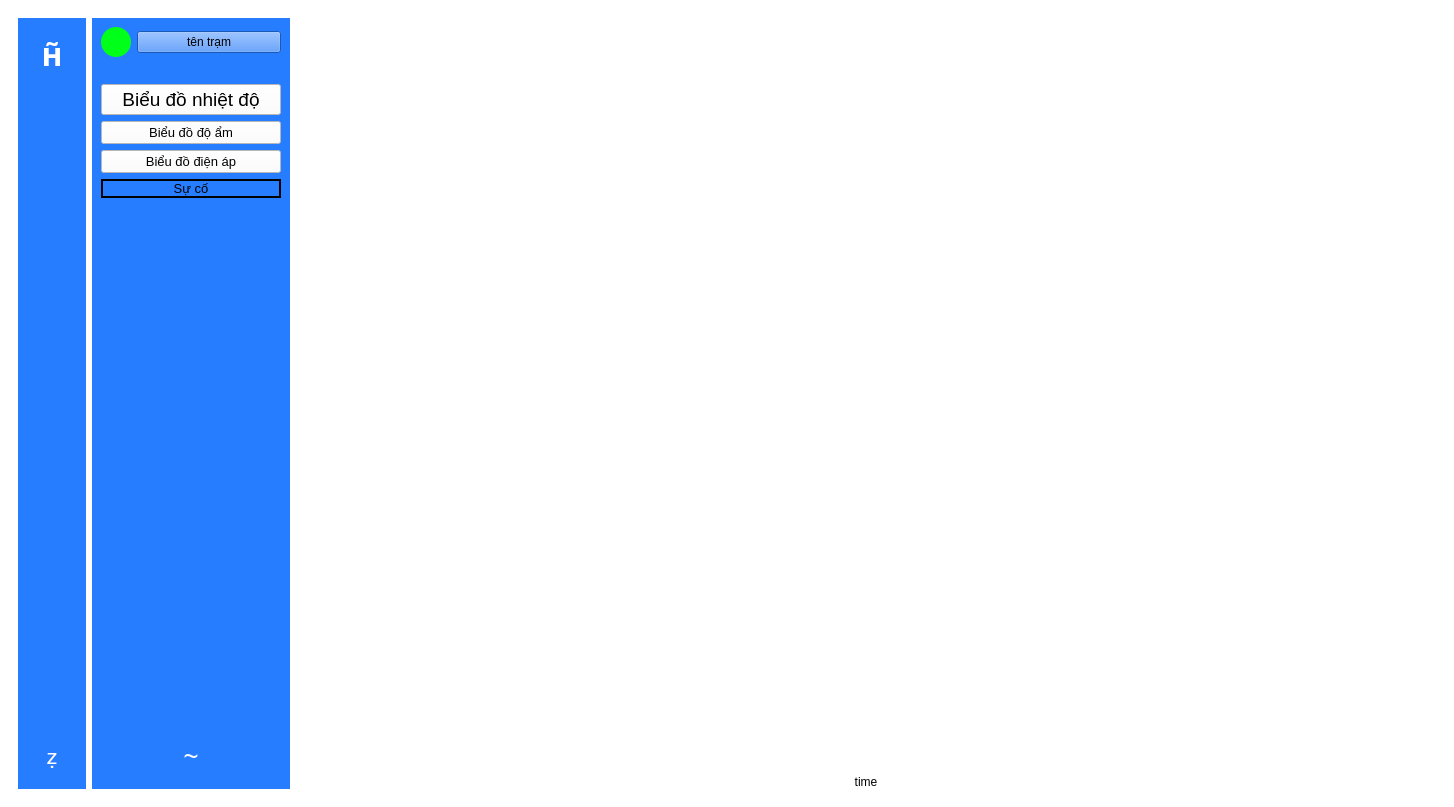
Qt form ui designer/main.ui (dangcute99/De-tai-2024) before a commit.
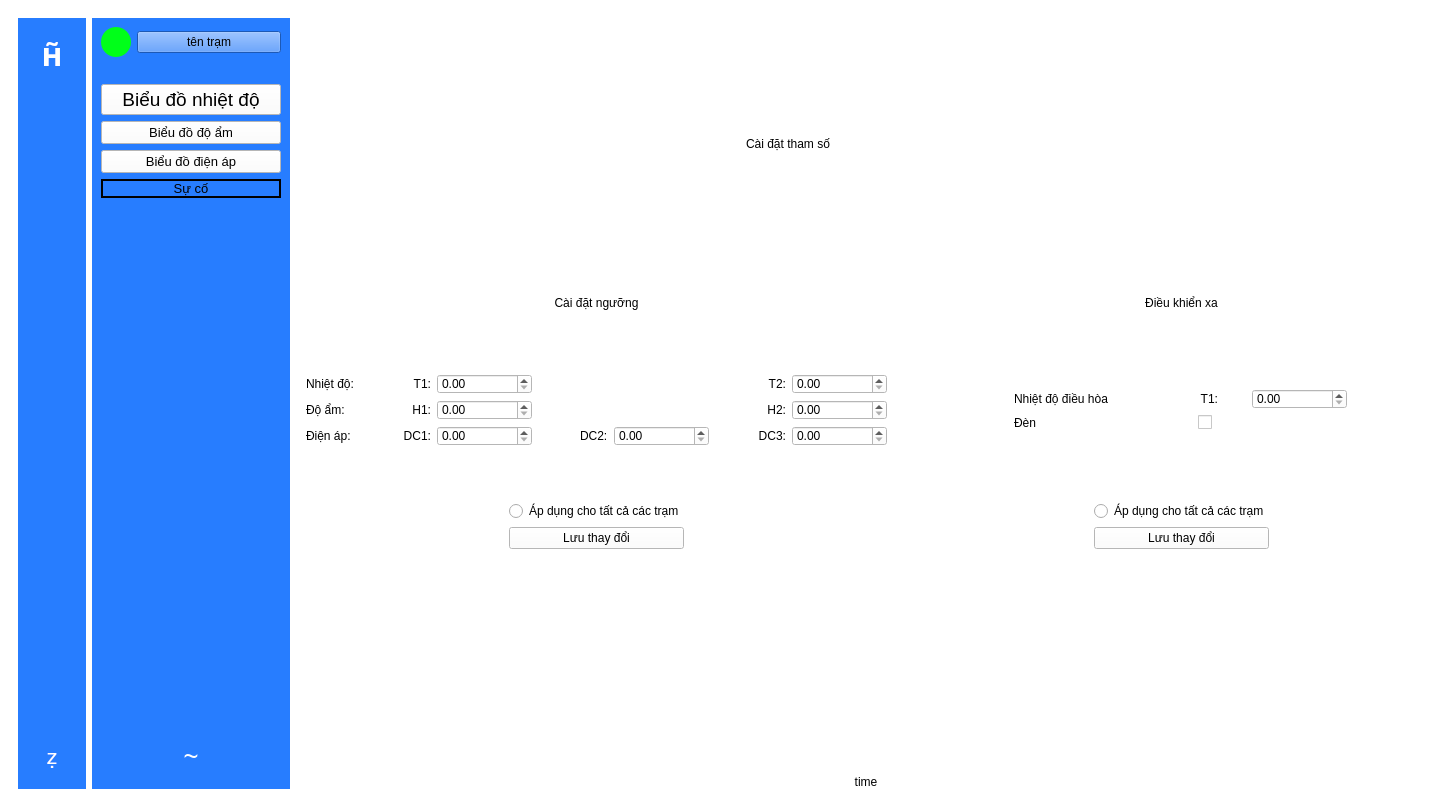
The same form after that commit. The open tabs and pages were chosen to show the change. Icons and pictures are not drawn.

Commit message: new set_json_style

Patch:
```diff
--- a/ui designer/main.ui
+++ b/ui designer/main.ui
@@ -2091,7 +2091,7 @@
 </string>
             </property>
             <property name="currentIndex">
-             <number>1</number>
+             <number>5</number>
             </property>
             <widget class="QWidget" name="chung">
              <widget class="QWidget" name="verticalLayoutWidget">
@@ -2627,6 +2627,559 @@
               </property>
              </widget>
             </widget>
+            <widget class="QWidget" name="caidat">
+             <widget class="QLabel" name="label_8">
+              <property name="geometry">
+               <rect>
+                <x>450</x>
+                <y>100</y>
+                <width>211</width>
+                <height>51</height>
+               </rect>
+              </property>
+              <property name="text">
+               <string>Cài đặt tham số</string>
+              </property>
+             </widget>
+             <widget class="QWidget" name="verticalLayoutWidget_11">
+              <property name="geometry">
+               <rect>
+                <x>10</x>
+                <y>270</y>
+                <width>581</width>
+                <height>261</height>
+               </rect>
+              </property>
+              <layout class="QVBoxLayout" name="verticalLayout_15">
+               <item>
+                <widget class="QLabel" name="label_59">
+                 <property name="minimumSize">
+                  <size>
+                   <width>0</width>
+                   <height>30</height>
+                  </size>
+                 </property>
+                 <property name="layoutDirection">
+                  <enum>Qt::RightToLeft</enum>
+                 </property>
+                 <property name="text">
+                  <string>Cài đặt ngưỡng</string>
+                 </property>
+                 <property name="alignment">
+                  <set>Qt::AlignCenter</set>
+                 </property>
+                </widget>
+               </item>
+               <item>
+                <spacer name="verticalSpacer_8">
+                 <property name="orientation">
+                  <enum>Qt::Vertical</enum>
+                 </property>
+                 <property name="sizeHint" stdset="0">
+                  <size>
+                   <width>20</width>
+                   <height>40</height>
+                  </size>
+                 </property>
+                </spacer>
+               </item>
+               <item>
+                <layout class="QGridLayout" name="gridLayout_4">
+                 <item row="1" column="0">
+                  <widget class="QLabel" name="label_10">
+                   <property name="text">
+                    <string>Độ ẩm:</string>
+                   </property>
+                  </widget>
+                 </item>
+                 <item row="2" column="8">
+                  <widget class="QLabel" name="label_22">
+                   <property name="text">
+                    <string>DC3:</string>
+                   </property>
+                   <property name="alignment">
+                    <set>Qt::AlignRight|Qt::AlignTrailing|Qt::AlignVCenter</set>
+                   </property>
+                  </widget>
+                 </item>
+                 <item row="0" column="3">
+                  <widget class="QDoubleSpinBox" name="doubleSpinBox">
+                   <property name="minimumSize">
+                    <size>
+                     <width>95</width>
+                     <height>20</height>
+                    </size>
+                   </property>
+                   <property name="maximumSize">
+                    <size>
+                     <width>95</width>
+                     <height>20</height>
+                    </size>
+                   </property>
+                   <property name="styleSheet">
+                    <string notr="true">down-button-background-color:red</string>
+                   </property>
+                  </widget>
+                 </item>
+                 <item row="1" column="3">
+                  <widget class="QDoubleSpinBox" name="doubleSpinBox_2">
+                   <property name="minimumSize">
+                    <size>
+                     <width>95</width>
+                     <height>20</height>
+                    </size>
+                   </property>
+                   <property name="maximumSize">
+                    <size>
+                     <width>95</width>
+                     <height>20</height>
+                    </size>
+                   </property>
+                  </widget>
+                 </item>
+                 <item row="2" column="3">
+                  <widget class="QDoubleSpinBox" name="doubleSpinBox_3">
+                   <property name="minimumSize">
+                    <size>
+                     <width>95</width>
+                     <height>20</height>
+                    </size>
+                   </property>
+                   <property name="maximumSize">
+                    <size>
+                     <width>95</width>
+                     <height>20</height>
+                    </size>
+                   </property>
+                  </widget>
+                 </item>
+                 <item row="0" column="0">
+                  <widget class="QLabel" name="label_9">
+                   <property name="text">
+                    <string>Nhiệt độ:</string>
+                   </property>
+                  </widget>
+                 </item>
+                 <item row="0" column="8">
+                  <widget class="QLabel" name="label_17">
+                   <property name="text">
+                    <string>T2:</string>
+                   </property>
+                   <property name="alignment">
+                    <set>Qt::AlignRight|Qt::AlignTrailing|Qt::AlignVCenter</set>
+                   </property>
+                  </widget>
+                 </item>
+                 <item row="2" column="7">
+                  <spacer name="horizontalSpacer_5">
+                   <property name="orientation">
+                    <enum>Qt::Horizontal</enum>
+                   </property>
+                   <property name="sizeHint" stdset="0">
+                    <size>
+                     <width>40</width>
+                     <height>20</height>
+                    </size>
+                   </property>
+                  </spacer>
+                 </item>
+                 <item row="1" column="1">
+                  <spacer name="horizontalSpacer">
+                   <property name="orientation">
+                    <enum>Qt::Horizontal</enum>
+                   </property>
+                   <property name="sizeHint" stdset="0">
+                    <size>
+                     <width>40</width>
+                     <height>20</height>
+                    </size>
+                   </property>
+                  </spacer>
+                 </item>
+                 <item row="2" column="4">
+                  <spacer name="horizontalSpacer_2">
+                   <property name="orientation">
+                    <enum>Qt::Horizontal</enum>
+                   </property>
+                   <property name="sizeHint" stdset="0">
+                    <size>
+                     <width>40</width>
+                     <height>20</height>
+                    </size>
+                   </property>
+                  </spacer>
+                 </item>
+                 <item row="1" column="8">
+                  <widget class="QLabel" name="label_19">
+                   <property name="text">
+                    <string>H2:</string>
+                   </property>
+                   <property name="alignment">
+                    <set>Qt::AlignRight|Qt::AlignTrailing|Qt::AlignVCenter</set>
+                   </property>
+                  </widget>
+                 </item>
+                 <item row="1" column="2">
+                  <widget class="QLabel" name="label_18">
+                   <property name="layoutDirection">
+                    <enum>Qt::RightToLeft</enum>
+                   </property>
+                   <property name="text">
+                    <string>H1:</string>
+                   </property>
+                   <property name="alignment">
+                    <set>Qt::AlignRight|Qt::AlignTrailing|Qt::AlignVCenter</set>
+                   </property>
+                  </widget>
+                 </item>
+                 <item row="2" column="2">
+                  <widget class="QLabel" name="label_20">
+                   <property name="layoutDirection">
+                    <enum>Qt::RightToLeft</enum>
+                   </property>
+                   <property name="text">
+                    <string>DC1:</string>
+                   </property>
+                   <property name="alignment">
+                    <set>Qt::AlignRight|Qt::AlignTrailing|Qt::AlignVCenter</set>
+                   </property>
+                  </widget>
+                 </item>
+                 <item row="2" column="6">
+                  <widget class="QDoubleSpinBox" name="doubleSpinBox_4">
+                   <property name="minimumSize">
+                    <size>
+                     <width>95</width>
+                     <height>20</height>
+                    </size>
+                   </property>
+                   <property name="maximumSize">
+                    <size>
+                     <width>95</width>
+                     <height>20</height>
+                    </size>
+                   </property>
+                  </widget>
+                 </item>
+                 <item row="0" column="2">
+                  <widget class="QLabel" name="label_16">
+                   <property name="layoutDirection">
+                    <enum>Qt::RightToLeft</enum>
+                   </property>
+                   <property name="text">
+                    <string>T1:</string>
+                   </property>
+                   <property name="alignment">
+                    <set>Qt::AlignRight|Qt::AlignTrailing|Qt::AlignVCenter</set>
+                   </property>
+                  </widget>
+                 </item>
+                 <item row="2" column="0">
+                  <widget class="QLabel" name="label_15">
+                   <property name="text">
+                    <string>Điện áp:</string>
+                   </property>
+                  </widget>
+                 </item>
+                 <item row="2" column="5">
+                  <widget class="QLabel" name="label_21">
+                   <property name="text">
+                    <string>DC2:</string>
+                   </property>
+                  </widget>
+                 </item>
+                 <item row="2" column="9">
+                  <widget class="QDoubleSpinBox" name="doubleSpinBox_5">
+                   <property name="minimumSize">
+                    <size>
+                     <width>95</width>
+                     <height>20</height>
+                    </size>
+                   </property>
+                   <property name="maximumSize">
+                    <size>
+                     <width>95</width>
+                     <height>20</height>
+                    </size>
+                   </property>
+                  </widget>
+                 </item>
+                 <item row="1" column="9">
+                  <widget class="QDoubleSpinBox" name="doubleSpinBox_6">
+                   <property name="minimumSize">
+                    <size>
+                     <width>95</width>
+                     <height>20</height>
+                    </size>
+                   </property>
+                   <property name="maximumSize">
+                    <size>
+                     <width>95</width>
+                     <height>20</height>
+                    </size>
+                   </property>
+                  </widget>
+                 </item>
+                 <item row="0" column="9">
+                  <widget class="QDoubleSpinBox" name="doubleSpinBox_7">
+                   <property name="minimumSize">
+                    <size>
+                     <width>95</width>
+                     <height>20</height>
+                    </size>
+                   </property>
+                   <property name="maximumSize">
+                    <size>
+                     <width>95</width>
+                     <height>20</height>
+                    </size>
+                   </property>
+                  </widget>
+                 </item>
+                </layout>
+               </item>
+               <item>
+                <spacer name="verticalSpacer_5">
+                 <property name="orientation">
+                  <enum>Qt::Vertical</enum>
+                 </property>
+                 <property name="sizeHint" stdset="0">
+                  <size>
+                   <width>20</width>
+                   <height>40</height>
+                  </size>
+                 </property>
+                </spacer>
+               </item>
+               <item>
+                <layout class="QGridLayout" name="gridLayout_6">
+                 <item row="1" column="1">
+                  <widget class="QPushButton" name="pushButton">
+                   <property name="text">
+                    <string>Lưu thay đổi</string>
+                   </property>
+                  </widget>
+                 </item>
+                 <item row="1" column="2">
+                  <spacer name="horizontalSpacer_7">
+                   <property name="orientation">
+                    <enum>Qt::Horizontal</enum>
+                   </property>
+                   <property name="sizeHint" stdset="0">
+                    <size>
+                     <width>40</width>
+                     <height>20</height>
+                    </size>
+                   </property>
+                  </spacer>
+                 </item>
+                 <item row="0" column="1">
+                  <widget class="QRadioButton" name="radioButton">
+                   <property name="maximumSize">
+                    <size>
+                     <width>250</width>
+                     <height>16777215</height>
+                    </size>
+                   </property>
+                   <property name="layoutDirection">
+                    <enum>Qt::LeftToRight</enum>
+                   </property>
+                   <property name="text">
+                    <string>Áp dụng cho tất cả các trạm</string>
+                   </property>
+                  </widget>
+                 </item>
+                 <item row="1" column="0">
+                  <spacer name="horizontalSpacer_8">
+                   <property name="orientation">
+                    <enum>Qt::Horizontal</enum>
+                   </property>
+                   <property name="sizeHint" stdset="0">
+                    <size>
+                     <width>40</width>
+                     <height>20</height>
+                    </size>
+                   </property>
+                  </spacer>
+                 </item>
+                </layout>
+               </item>
+               <item>
+                <layout class="QHBoxLayout" name="horizontalLayout_24"/>
+               </item>
+              </layout>
+             </widget>
+             <widget class="QWidget" name="verticalLayoutWidget_12">
+              <property name="geometry">
+               <rect>
+                <x>690</x>
+                <y>270</y>
+                <width>391</width>
+                <height>261</height>
+               </rect>
+              </property>
+              <layout class="QVBoxLayout" name="verticalLayout_16">
+               <item>
+                <widget class="QLabel" name="label_60">
+                 <property name="minimumSize">
+                  <size>
+                   <width>0</width>
+                   <height>30</height>
+                  </size>
+                 </property>
+                 <property name="text">
+                  <string>Điều khiển xa</string>
+                 </property>
+                 <property name="alignment">
+                  <set>Qt::AlignCenter</set>
+                 </property>
+                </widget>
+               </item>
+               <item>
+                <layout class="QGridLayout" name="gridLayout_8">
+                 <item row="3" column="1">
+                  <widget class="QCheckBox" name="checkBox">
+                   <property name="maximumSize">
+                    <size>
+                     <width>20</width>
+                     <height>20</height>
+                    </size>
+                   </property>
+                   <property name="text">
+                    <string/>
+                   </property>
+                  </widget>
+                 </item>
+                 <item row="3" column="0">
+                  <widget class="QLabel" name="label_66">
+                   <property name="text">
+                    <string>Đèn</string>
+                   </property>
+                  </widget>
+                 </item>
+                 <item row="1" column="1">
+                  <widget class="QLabel" name="label_67">
+                   <property name="text">
+                    <string>T1:</string>
+                   </property>
+                   <property name="alignment">
+                    <set>Qt::AlignRight|Qt::AlignTrailing|Qt::AlignVCenter</set>
+                   </property>
+                  </widget>
+                 </item>
+                 <item row="4" column="0">
+                  <spacer name="verticalSpacer_4">
+                   <property name="orientation">
+                    <enum>Qt::Vertical</enum>
+                   </property>
+                   <property name="sizeHint" stdset="0">
+                    <size>
+                     <width>20</width>
+                     <height>40</height>
+                    </size>
+                   </property>
+                  </spacer>
+                 </item>
+                 <item row="0" column="0">
+                  <spacer name="verticalSpacer_9">
+                   <property name="orientation">
+                    <enum>Qt::Vertical</enum>
+                   </property>
+                   <property name="sizeHint" stdset="0">
+                    <size>
+                     <width>20</width>
+                     <height>40</height>
+                    </size>
+                   </property>
+                  </spacer>
+                 </item>
+                 <item row="1" column="2">
+                  <widget class="QDoubleSpinBox" name="doubleSpinBox_8">
+                   <property name="minimumSize">
+                    <size>
+                     <width>95</width>
+                     <height>20</height>
+                    </size>
+                   </property>
+                   <property name="maximumSize">
+                    <size>
+                     <width>95</width>
+                     <height>20</height>
+                    </size>
+                   </property>
+                  </widget>
+                 </item>
+                 <item row="1" column="0">
+                  <widget class="QLabel" name="label_65">
+                   <property name="maximumSize">
+                    <size>
+                     <width>150</width>
+                     <height>16777215</height>
+                    </size>
+                   </property>
+                   <property name="text">
+                    <string>Nhiệt độ điều hòa</string>
+                   </property>
+                  </widget>
+                 </item>
+                </layout>
+               </item>
+               <item>
+                <layout class="QGridLayout" name="gridLayout_7">
+                 <item row="1" column="1">
+                  <widget class="QPushButton" name="pushButton_3">
+                   <property name="text">
+                    <string>Lưu thay đổi</string>
+                   </property>
+                  </widget>
+                 </item>
+                 <item row="1" column="2">
+                  <spacer name="horizontalSpacer_9">
+                   <property name="orientation">
+                    <enum>Qt::Horizontal</enum>
+                   </property>
+                   <property name="sizeHint" stdset="0">
+                    <size>
+                     <width>40</width>
+                     <height>20</height>
+                    </size>
+                   </property>
+                  </spacer>
+                 </item>
+                 <item row="0" column="1">
+                  <widget class="QRadioButton" name="radioButton_3">
+                   <property name="maximumSize">
+                    <size>
+                     <width>250</width>
+                     <height>16777215</height>
+                    </size>
+                   </property>
+                   <property name="layoutDirection">
+                    <enum>Qt::LeftToRight</enum>
+                   </property>
+                   <property name="text">
+                    <string>Áp dụng cho tất cả các trạm</string>
+                   </property>
+                  </widget>
+                 </item>
+                 <item row="1" column="0">
+                  <spacer name="horizontalSpacer_10">
+                   <property name="orientation">
+                    <enum>Qt::Horizontal</enum>
+                   </property>
+                   <property name="sizeHint" stdset="0">
+                    <size>
+                     <width>40</width>
+                     <height>20</height>
+                    </size>
+                   </property>
+                  </spacer>
+                 </item>
+                </layout>
+               </item>
+              </layout>
+             </widget>
+            </widget>
            </widget>
           </item>
           <item>
```
Left out of the diff: 2 changed lines with no effect on the pictures. The commit also changes 8 other files.
